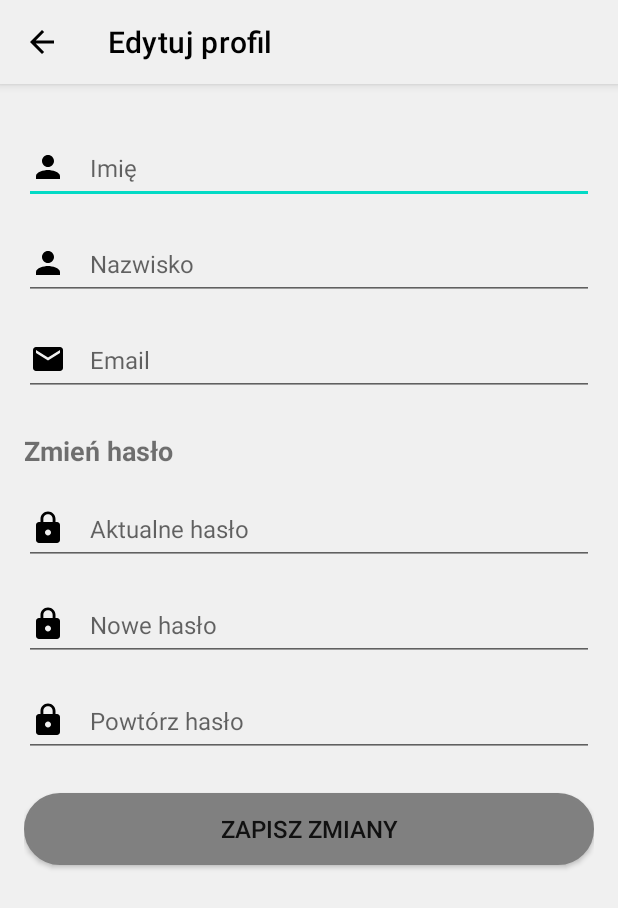
After one commit to LukaszWoloszyn/mushroomApp, an Android app built with Jetpack Compose: the EditProfileActivity screen opened directly, with no data from a screen before it, on a phone screen of 412 x 824 dp. The commit adds this screen. Shown: the top 908 px of the screen. Run offline under Robolectric (Android 15) with nearby library versions, the phone set to English and light mode, and no system bars.

Commit message:
Dodanie widoku profilu użytkownika, zaimplementowanie edycji danych użytkownika

```diff
--- a/app/src/main/AndroidManifest.xml
+++ b/app/src/main/AndroidManifest.xml
@@ -27,6 +27,7 @@
         <activity android:name=".RegisterActivity" />
         <activity android:name="BaseActivity"/>
         <activity android:name=".ProfileActivity"/>
+        <activity android:name=".EditProfileActivity"/>
     </application>
 
 </manifest>
--- /dev/null
+++ b/app/src/main/java/com/example/mushroomapp/EditProfileActivity.kt
@@ -0,0 +1,113 @@
+package com.example.mushroomapp
+
+import BaseActivity
+import android.os.Bundle
+import android.widget.Button
+import android.widget.EditText
+import android.widget.ImageButton
+import android.widget.Toast
+import androidx.appcompat.app.AppCompatActivity
+import com.example.mushroomapp.data.model.User
+import com.example.mushroomapp.data.repository.UserRepository
+
+class EditProfileActivity : AppCompatActivity() {
+
+    private lateinit var nameInput: EditText
+    private lateinit var surnameInput: EditText
+    private lateinit var emailInput: EditText
+    private lateinit var currentPasswordInput: EditText
+    private lateinit var newPasswordInput: EditText
+    private lateinit var confirmPasswordInput: EditText
+    private lateinit var saveButton: Button
+
+    private lateinit var userRepository: UserRepository
+    private lateinit var sessionManager: SessionManager
+
+    override fun onCreate(savedInstanceState: Bundle?) {
+        super.onCreate(savedInstanceState)
+        setContentView(R.layout.activity_edit_profile)
+
+        val toolbar = findViewById<androidx.appcompat.widget.Toolbar>(R.id.toolbar)
+        setSupportActionBar(toolbar)
+
+        userRepository = UserRepository(this)
+        sessionManager = SessionManager(this)
+
+        nameInput = findViewById(R.id.name_input)
+        surnameInput = findViewById(R.id.surname_input)
+        emailInput = findViewById(R.id.email_input)
+        currentPasswordInput = findViewById(R.id.current_password_input)
+        newPasswordInput = findViewById(R.id.new_password_input)
+        confirmPasswordInput = findViewById(R.id.confirm_password_input)
+        saveButton = findViewById(R.id.save_button)
+
+        loadUserData()
+
+        saveButton.setOnClickListener {
+            saveChanges()
+        }
+
+        // Przycisk powrotu
+        toolbar.setNavigationOnClickListener {
+            finish() // Zamyka aktywność i wraca do poprzedniego ekranu
+
+        }
+    }
+
+    private fun loadUserData() {
+        val userDetails = sessionManager.getUserDetails()
+        nameInput.setText(userDetails["name"] ?: "")
+        surnameInput.setText(userDetails["surname"] ?: "")
+        emailInput.setText(userDetails["email"] ?: "")
+    }
+
+    private fun saveChanges() {
+        val name = nameInput.text.toString().trim()
+        val surname = surnameInput.text.toString().trim()
+        val email = emailInput.text.toString().trim()
+        val currentPassword = currentPasswordInput.text.toString()
+        val newPassword = newPasswordInput.text.toString()
+        val confirmPassword = confirmPasswordInput.text.toString()
+
+        if (name.isEmpty() || email.isEmpty()) {
+            Toast.makeText(this, "Imię i email są wymagane", Toast.LENGTH_SHORT).show()
+            return
+        }
+
+        if (newPassword.isNotEmpty() || confirmPassword.isNotEmpty()) {
+            if (newPassword != confirmPassword) {
+                Toast.makeText(this, "Hasła nie są zgodne", Toast.LENGTH_SHORT).show()
+                return
+            }
+
+            if (!validateCurrentPassword(currentPassword)) {
+                Toast.makeText(this, "Nieprawidłowe aktualne hasło", Toast.LENGTH_SHORT).show()
+                return
+            }
+        }
+
+        val updatedUser = User(
+            id = sessionManager.getUserId(),
+            username = sessionManager.getUserDetails()["username"] ?: "", // Pobierz username z sesji
+            email = email,
+            password = if (newPassword.isNotEmpty()) newPassword else sessionManager.getPassword(),
+            name = name,
+            surname = surname
+        )
+
+
+        if (userRepository.updateUser(updatedUser)) {
+            sessionManager.updateUserDetails(updatedUser)
+            Toast.makeText(this, "Zmiany zostały zapisane", Toast.LENGTH_SHORT).show()
+            finish()
+        } else {
+            Toast.makeText(this, "Wystąpił błąd podczas zapisywania zmian", Toast.LENGTH_SHORT).show()
+        }
+    }
+
+    private fun validateCurrentPassword(password: String): Boolean {
+        val currentUser = userRepository.getUserById(sessionManager.getUserId())
+        return currentUser?.password == password
+    }
+
+}
--- a/app/src/main/res/layout/activity_edit_profile.xml
+++ b/app/src/main/res/layout/activity_edit_profile.xml
@@ -2,7 +2,8 @@
 <androidx.coordinatorlayout.widget.CoordinatorLayout xmlns:android="http://schemas.android.com/apk/res/android"
     xmlns:app="http://schemas.android.com/apk/res-auto"
     android:layout_width="match_parent"
-    android:layout_height="match_parent">
+    android:layout_height="match_parent"
+    android:background="@color/light_gray">
 
     <com.google.android.material.appbar.AppBarLayout
         android:layout_width="match_parent"
@@ -14,12 +15,15 @@
             android:layout_height="?attr/actionBarSize"
             app:navigationIcon="@drawable/baseline_arrow_back_24"
             app:title="Edytuj profil"
-            app:titleTextColor="@color/black" />
+            app:titleTextColor="@color/black"
+            android:background="@color/light_gray"/>
     </com.google.android.material.appbar.AppBarLayout>
 
     <ScrollView
         android:layout_width="match_parent"
-        android:layout_height="match_parent">
+        android:layout_height="match_parent"
+        app:layout_behavior="@string/appbar_scrolling_view_behavior"
+        android:fillViewport="true">
 
         <LinearLayout
             android:layout_width="match_parent"
@@ -28,46 +32,46 @@
             android:padding="16dp">
 
             <!-- Imię -->
-            <com.google.android.material.textfield.TextInputLayout
-                android:layout_width="match_parent"
-                android:layout_height="wrap_content"
-                style="@style/Widget.MaterialComponents.TextInputLayout.OutlinedBox">
-
-                <com.google.android.material.textfield.TextInputEditText
+            <EditText
                 android:id="@+id/name_input"
                 android:layout_width="match_parent"
                 android:layout_height="wrap_content"
+                android:layout_marginTop="@dimen/margin_medium"
+                android:autofillHints="password"
+                android:drawableStart="@drawable/baseline_person_24"
+                android:drawablePadding="@dimen/margin_medium"
                 android:hint="Imię"
-                    android:inputType="textPersonName" />
-            </com.google.android.material.textfield.TextInputLayout>
+                android:inputType="textPassword"
+                android:minHeight="@dimen/input_min_height"
+                android:textSize="@dimen/text_medium" />
 
             <!-- Nazwisko -->
-            <com.google.android.material.textfield.TextInputLayout
-                android:layout_width="match_parent"
-                android:layout_height="wrap_content"
-                style="@style/Widget.MaterialComponents.TextInputLayout.OutlinedBox">
-
-                <com.google.android.material.textfield.TextInputEditText
+            <EditText
                 android:id="@+id/surname_input"
                 android:layout_width="match_parent"
                 android:layout_height="wrap_content"
+                android:layout_marginTop="@dimen/margin_medium"
+                android:autofillHints="password"
+                android:drawableStart="@drawable/baseline_person_24"
+                android:drawablePadding="@dimen/margin_medium"
                 android:hint="Nazwisko"
-                    android:inputType="textPersonName" />
-            </com.google.android.material.textfield.TextInputLayout>
+                android:inputType="textPassword"
+                android:minHeight="@dimen/input_min_height"
+                android:textSize="@dimen/text_medium" />
 
             <!-- Email -->
-            <com.google.android.material.textfield.TextInputLayout
-                android:layout_width="match_parent"
-                android:layout_height="wrap_content"
-                style="@style/Widget.MaterialComponents.TextInputLayout.OutlinedBox">
-
-                <com.google.android.material.textfield.TextInputEditText
+            <EditText
                 android:id="@+id/email_input"
                 android:layout_width="match_parent"
                 android:layout_height="wrap_content"
+                android:layout_marginTop="@dimen/margin_medium"
+                android:autofillHints="password"
+                android:drawableStart="@drawable/baseline_email_24"
+                android:drawablePadding="@dimen/margin_medium"
                 android:hint="Email"
-                    android:inputType="textEmailAddress" />
-            </com.google.android.material.textfield.TextInputLayout>
+                android:inputType="textPassword"
+                android:minHeight="@dimen/input_min_height"
+                android:textSize="@dimen/text_medium" />
 
             <!-- Sekcja zmiany hasła -->
             <TextView
@@ -80,53 +84,65 @@
                 android:layout_marginTop="24dp" />
 
             <!-- Aktualne hasło -->
-            <com.google.android.material.textfield.TextInputLayout
-                android:layout_width="match_parent"
-                android:layout_height="wrap_content"
-                style="@style/Widget.MaterialComponents.TextInputLayout.OutlinedBox">
-
-                <com.google.android.material.textfield.TextInputEditText
+            <EditText
                 android:id="@+id/current_password_input"
                 android:layout_width="match_parent"
                 android:layout_height="wrap_content"
+                android:layout_marginTop="@dimen/margin_medium"
+                android:autofillHints="password"
+                android:drawableStart="@drawable/baseline_lock_24"
+                android:drawablePadding="@dimen/margin_medium"
                 android:hint="Aktualne hasło"
-                    android:inputType="textPassword" />
-            </com.google.android.material.textfield.TextInputLayout>
+                android:inputType="textPassword"
+                android:minHeight="@dimen/input_min_height"
+                android:textSize="@dimen/text_medium" />
 
             <!-- Nowe hasło -->
-            <com.google.android.material.textfield.TextInputLayout
-                android:layout_width="match_parent"
-                android:layout_height="wrap_content"
-                style="@style/Widget.MaterialComponents.TextInputLayout.OutlinedBox">
-
-                <com.google.android.material.textfield.TextInputEditText
+            <EditText
                 android:id="@+id/new_password_input"
                 android:layout_width="match_parent"
                 android:layout_height="wrap_content"
+                android:layout_marginTop="@dimen/margin_medium"
+                android:autofillHints="password"
+                android:drawableStart="@drawable/baseline_lock_24"
+                android:drawablePadding="@dimen/margin_medium"
                 android:hint="Nowe hasło"
-                    android:inputType="textPassword" />
-            </com.google.android.material.textfield.TextInputLayout>
+                android:inputType="textPassword"
+                android:minHeight="@dimen/input_min_height"
+                android:textSize="@dimen/text_medium" />
 
             <!-- Potwierdź nowe hasło -->
-            <com.google.android.material.textfield.TextInputLayout
-                android:layout_width="match_parent"
-                android:layout_height="wrap_content"
-                style="@style/Widget.MaterialComponents.TextInputLayout.OutlinedBox">
-
-                <com.google.android.material.textfield.TextInputEditText
+            <EditText
                 android:id="@+id/confirm_password_input"
                 android:layout_width="match_parent"
                 android:layout_height="wrap_content"
-                    android:hint="Potwierdź nowe hasło"
-                    android:inputType="textPassword" />
-            </com.google.android.material.textfield.TextInputLayout>
+                android:layout_marginTop="@dimen/margin_medium"
+                android:autofillHints="password"
+                android:drawableStart="@drawable/baseline_lock_24"
+                android:drawablePadding="@dimen/margin_medium"
+                android:hint="Powtórz hasło"
+                android:inputType="textPassword"
+                android:minHeight="@dimen/input_min_height"
+                android:textSize="@dimen/text_medium" />
 
             <!-- Przycisk zapisz zmiany -->
-            <Button
+
+            <androidx.appcompat.widget.AppCompatButton
                 android:id="@+id/save_button"
                 android:layout_width="match_parent"
                 android:layout_height="wrap_content"
-                android:text="Zapisz zmiany" />
+                android:layout_marginTop="@dimen/margin_large"
+                android:background="@drawable/login_btn"
+                android:backgroundTint="@color/gray"
+                android:minWidth="@dimen/button_min_width"
+                android:minHeight="@dimen/button_min_height"
+                android:paddingStart="@dimen/margin_medium"
+                android:paddingEnd="@dimen/margin_medium"
+                android:text="Zapisz zmiany"
+                android:textSize="@dimen/text_medium"
+                app:layout_constraintEnd_toEndOf="parent"
+                app:layout_constraintStart_toStartOf="parent"
+                app:layout_constraintTop_toBottomOf="@+id/password" />
         </LinearLayout>
     </ScrollView>
 </androidx.coordinatorlayout.widget.CoordinatorLayout>
```
Also changed, not shown: app/src/main/java/com/example/mushroomapp/ProfileActivity.kt (+98 -1 lines), app/src/main/java/com/example/mushroomapp/SessionManager.kt (+21 -0 lines), app/src/main/java/com/example/mushroomapp/data/repository/UserRepository.kt (+25 -10 lines), app/src/main/res/layout/activity_profile.xml (+1 -37 lines). Lines whose indentation alone changed are shown as unchanged.
